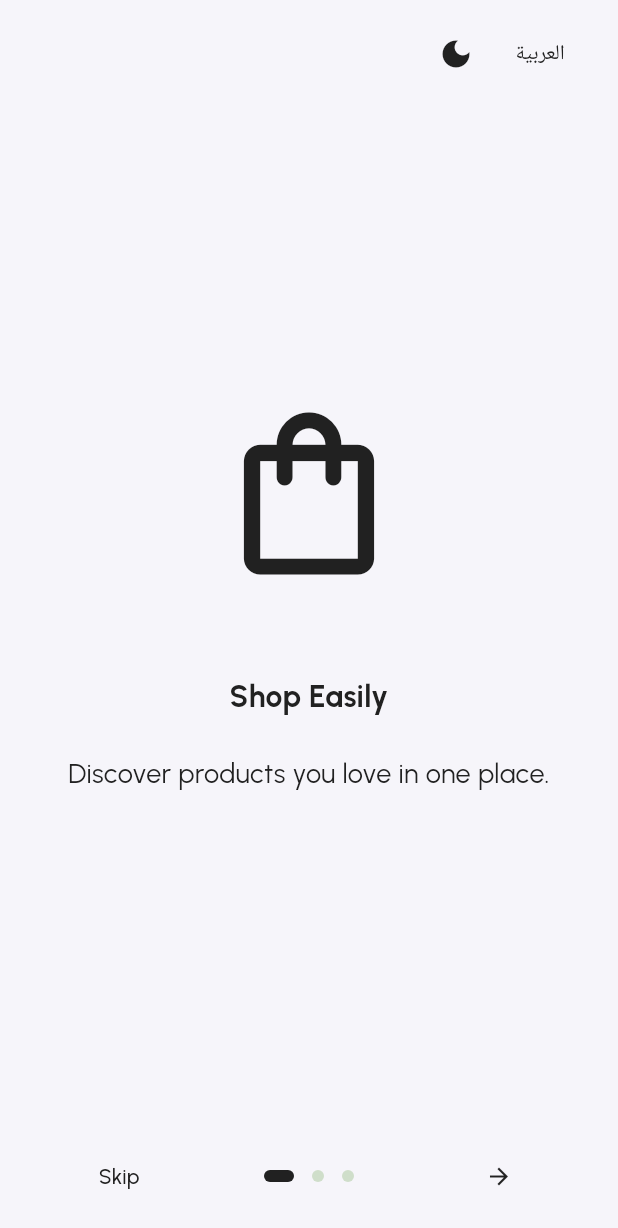
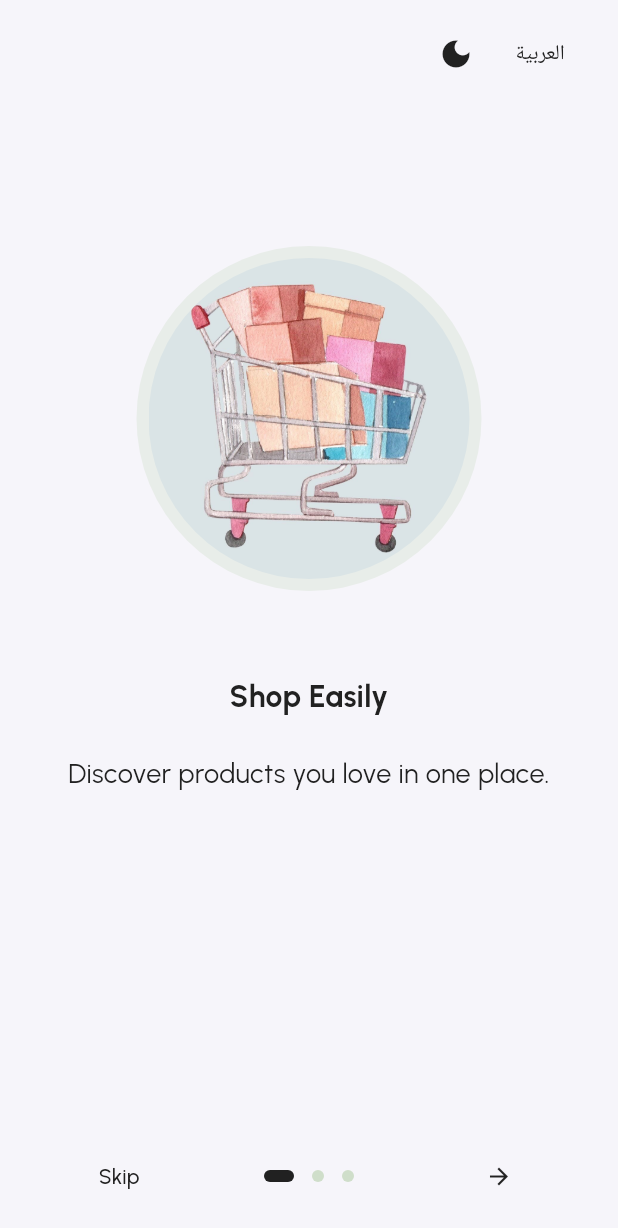
Before and after one commit to nouralhuda1/LUMA, a Flutter app: the screen it shows after launch, on a phone screen of 412 x 824 dp. Shown: the top 1228 px of the screen. Run offline on Flutter 3.47's test engine with Material 3 defaults, Android fonts, the phone set to English and light mode, and no system bars; drawn by our look-alikes of introduction_screen; our stand-ins replace easy_localization.

Commit message:
Update Luma onboarding images and app branding

```diff
--- a/lib/pages/onboarding_page.dart
+++ b/lib/pages/onboarding_page.dart
@@ -66,28 +66,25 @@ class OnboardingPage extends StatelessWidget {
                   PageViewModel(
                     title: 'onboarding_title_1'.tr(),
                     body: 'onboarding_body_1'.tr(),
-                    image: Icon(
-                      Icons.shopping_bag_outlined,
-                      size: 130,
-                      color: colors.primary,
+                    image: onboardingImage(
+                      'assets/images/onboarding/discover.jpg',
+                      colors,
                     ),
                   ),
                   PageViewModel(
                     title: 'onboarding_title_2'.tr(),
                     body: 'onboarding_body_2'.tr(),
-                    image: Icon(
-                      Icons.favorite_border,
-                      size: 130,
-                      color: colors.primary,
+                    image: onboardingImage(
+                      'assets/images/onboarding/favorites.jpg',
+                      colors,
                     ),
                   ),
                   PageViewModel(
                     title: 'onboarding_title_3'.tr(),
                     body: 'onboarding_body_3'.tr(),
-                    image: Icon(
-                      Icons.local_shipping_outlined,
-                      size: 130,
-                      color: colors.primary,
+                    image: onboardingImage(
+                      'assets/images/onboarding/delivery.jpg',
+                      colors,
                     ),
                   ),
                 ],
@@ -123,6 +120,26 @@ class OnboardingPage extends StatelessWidget {
     );
   }
 
+  Widget onboardingImage(String imagePath, ColorScheme colors) {
+    return Container(
+      width: 230,
+      height: 230,
+      padding: const EdgeInsets.all(8),
+      decoration: BoxDecoration(
+        shape: BoxShape.circle,
+        color: colors.secondary.withValues(alpha: 0.35),
+      ),
+      child: ClipOval(
+        child: Image.asset(
+          imagePath,
+          width: 214,
+          height: 214,
+          fit: BoxFit.cover,
+        ),
+      ),
+    );
+  }
+
   void goToLogin(BuildContext context) {
     Navigator.pushReplacement(
       context,
--- a/pubspec.yaml
+++ b/pubspec.yaml
@@ -62,6 +62,7 @@ flutter:
 
   assets:
     - assets/images/
+    - assets/images/onboarding/
     - assets/translations/
 
   # To add assets to your application, add an assets section, like this:
```
Also changed, not shown: assets/images/onboarding/delivery.jpg (added), assets/images/onboarding/discover.jpg (added), assets/images/onboarding/favorites.jpg (added).
